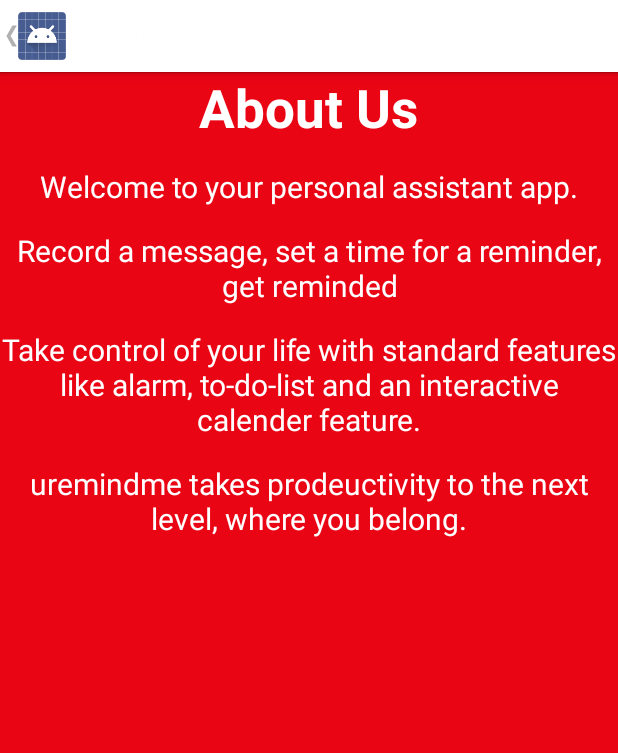
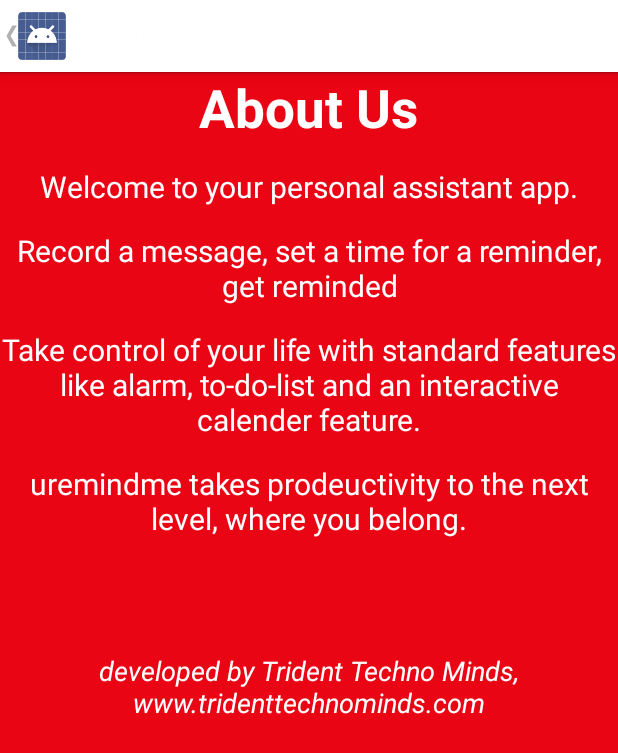
Before and after one commit to sathishssp/remainderapp-android, an Android app: the AboutActivity screen opened directly, with no data from a screen before it, on a phone screen of 412 x 824 dp. Shown: the top 753 px of the screen. Run offline under Robolectric (Android 15) with nearby library versions, the phone set to English and light mode, and no system bars.

Commit message:
latest code commit

```diff
--- a/app/src/main/java/com/trident/krishna/mp3alarm/active/MainActivity.java
+++ b/app/src/main/java/com/trident/krishna/mp3alarm/active/MainActivity.java
@@ -111,7 +111,7 @@
                 Intent intent = new Intent(MainActivity.this, alarmpage.class);
                 overridePendingTransition(R.anim.rotate, R.anim.rotate);
                 startActivity(intent);
-                finish();
+//                finish();
             }
         });
     }
--- a/app/src/main/java/com/trident/krishna/mp3alarm/view/activity/MainActivity.java
+++ b/app/src/main/java/com/trident/krishna/mp3alarm/view/activity/MainActivity.java
@@ -215,9 +215,9 @@
         if (Utils.btnLabel.contains("Reminder")) {
             finish();
         } else {
-            Intent intent = new Intent(MainActivity.this, alarmpage.class);
-            overridePendingTransition(R.anim.rotate, R.anim.rotate);
-            startActivity(intent);
+//            Intent intent = new Intent(MainActivity.this, alarmpage.class);
+//            overridePendingTransition(R.anim.rotate, R.anim.rotate);
+//            startActivity(intent);
             finish();
         }
 
--- a/app/src/main/java/com/trident/krishna/mp3alarm/viewone/activity/MainActivity.java
+++ b/app/src/main/java/com/trident/krishna/mp3alarm/viewone/activity/MainActivity.java
@@ -176,9 +176,9 @@
 
     public void onBackPressed() {
         super.onBackPressed();
-        Intent intent = new Intent(MainActivity.this, alarmpage.class);
-        overridePendingTransition(R.anim.rotate, R.anim.rotate);
-        startActivity(intent);
+//        Intent intent = new Intent(MainActivity.this, alarmpage.class);
+//        overridePendingTransition(R.anim.rotate, R.anim.rotate);
+//        startActivity(intent);
         finish();
 
     }
--- a/app/src/main/res/layout/about_activitytwenty.xml
+++ b/app/src/main/res/layout/about_activitytwenty.xml
@@ -53,15 +53,16 @@
                 android:layout_width="match_parent"
                 android:layout_height="wrap_content"/>
             <TextView
-                android:textSize="20sp"
+                android:textSize="18sp"
                 android:gravity="center"
                 android:id="@+id/aboutContactMe"
-                android:layout_marginTop="4dp"
+                android:layout_marginTop="75dp"
                 android:autoLink="email"
                 android:linksClickable="true"
+                android:textStyle="italic"
                 android:textColor="@android:color/white"
-                android:text="digitalx23@gmail.com"
-                android:visibility="gone"
+                android:text="developed by Trident Techno Minds, www.tridenttechnominds.com"
+                android:visibility="visible"
                 android:layout_width="wrap_content"
                 android:layout_height="wrap_content"/>
 
```
Also changed, not shown: app/src/main/java/com/trident/krishna/mp3alarm/viewtwelve/activity/MainActivity.java (+4 -4 lines), app/src/main/java/com/trident/krishna/mp3alarm/viewtwenty/activity/MainActivity.java (+4 -4 lines), app/src/main/res/layout/about_activity.xml (+5 -4 lines), app/src/main/res/layout/about_activityone.xml (+5 -4 lines), app/src/main/res/layout/about_activitytwelve.xml (+5 -4 lines), app/src/main/res/layout/fragment_about.xml (+5 -4 lines), 1 other file.
